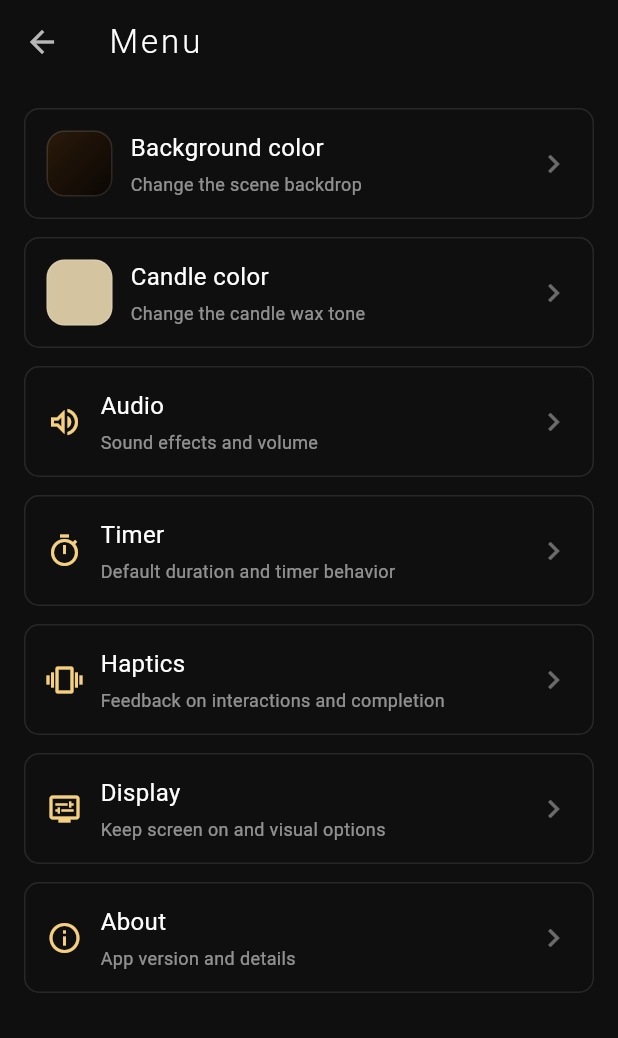
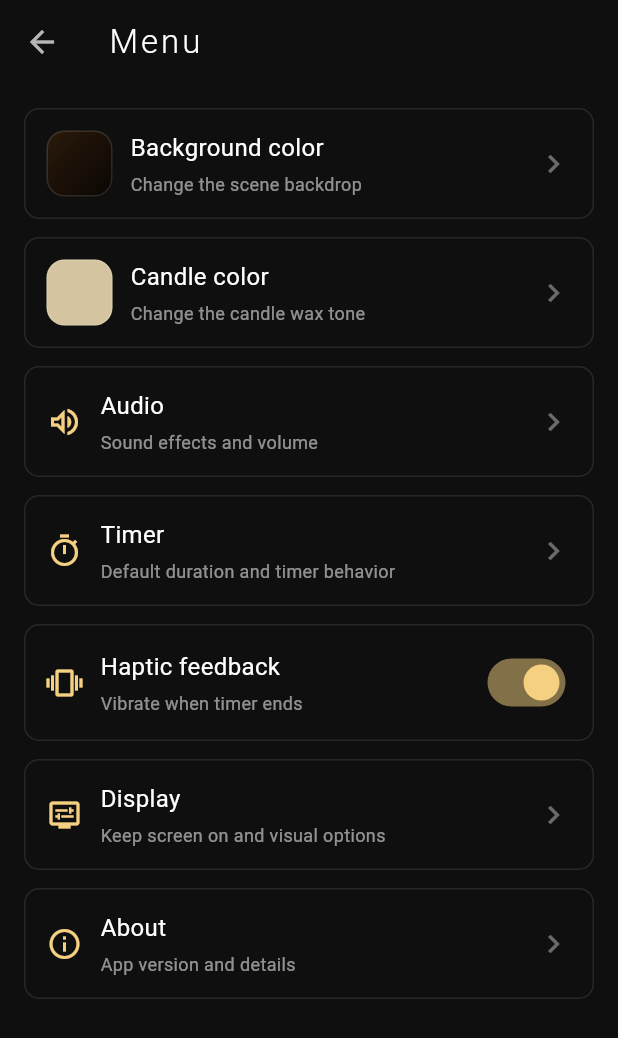
Before and after one commit to absiddik7/promo_timer, a Flutter app: the screen it shows after launch, after a tap on the "menu" icon, on a phone screen of 412 x 824 dp. Shown: the top 1038 px of the screen. Run offline on Flutter 3.47's test engine with Material 3 defaults, Android fonts, the phone set to English and light mode, and no system bars; our stand-ins replace flutter_svg, shared_preferences.

Commit message:
Bug fixed

```diff
--- a/lib/providers/timer_provider.dart
+++ b/lib/providers/timer_provider.dart
@@ -3,7 +3,7 @@ import 'dart:math';
 import 'package:flutter/foundation.dart';
 
 class TimerProvider extends ChangeNotifier {
-  static const List<int> presetsMinutes = [15, 25, 30, 45];
+  static const List<int> presetsMinutes = [1, 15, 25, 30, 45];
 
   int _selectedDurationMinutes = 25;
   DateTime? _timerStartTime;
--- a/lib/providers/visual_settings_provider.dart
+++ b/lib/providers/visual_settings_provider.dart
@@ -4,15 +4,18 @@ import 'package:shared_preferences/shared_preferences.dart';
 class VisualSettingsProvider extends ChangeNotifier {
   static const String _backgroundColorKey = 'demoBackgroundColor';
   static const String _candleColorKey = 'demoCandleColor';
+  static const String _hapticOnTimerEndKey = 'hapticOnTimerEnd';
 
   Color _backgroundInnerColor = const Color(0xFF2A1A0A);
   Color _backgroundOuterColor = const Color(0xFF0A0604);
   Color _candleBodyColor = const Color(0xFFD4C4A0);
+  bool _hapticOnTimerEnd = true;
   bool _isLoaded = false;
 
   Color get backgroundInnerColor => _backgroundInnerColor;
   Color get backgroundOuterColor => _backgroundOuterColor;
   Color get candleBodyColor => _candleBodyColor;
+  bool get hapticOnTimerEnd => _hapticOnTimerEnd;
 
   Future<void> load() async {
     if (_isLoaded) return;
@@ -27,6 +30,11 @@ class VisualSettingsProvider extends ChangeNotifier {
       _setCandleColor(Color(candleValue), persist: false, notify: false);
     }
 
+    final hapticValue = prefs.getBool(_hapticOnTimerEndKey);
+    if (hapticValue != null) {
+      _hapticOnTimerEnd = hapticValue;
+    }
+
     _isLoaded = true;
     notifyListeners();
   }
@@ -37,6 +45,14 @@ class VisualSettingsProvider extends ChangeNotifier {
 
   void setCandleColor(Color color) {
     _setCandleColor(color, persist: true, notify: true);
+  }
+
+  void setHapticOnTimerEnd(bool enabled) {
+    _hapticOnTimerEnd = enabled;
+    SharedPreferences.getInstance().then((prefs) {
+      prefs.setBool(_hapticOnTimerEndKey, enabled);
+    });
+    notifyListeners();
   }
 
   void _setBackgroundColor(
--- a/lib/screens/candle_screen.dart
+++ b/lib/screens/candle_screen.dart
@@ -24,8 +24,9 @@ double kBaseY = 607;
 double kCandleW = 86;
 double kFullH = 258;
 
+// Candle Strings
 final Paint _wickPaint = Paint()
-  ..color = const Color(0xFF261709)
+  ..color = Colors.white
   ..strokeWidth = 6.8
   ..strokeCap = StrokeCap.round
   ..style = PaintingStyle.stroke;
@@ -346,7 +347,11 @@ class _CandleScreenState extends State<CandleScreen>
   Color _candleBodyColor = const Color(0xFFD4C4A0);
 
   // Stands Positions
-  double get _standSize => (kCandleW * 1.1).clamp(120.0, 250.0);
+  double get _standSize {
+    final isNarrowPhone = _lastSize.width <= 390;
+    final minStand = isNarrowPhone ? 96.0 : 120.0;
+    return (kCandleW * 1.1).clamp(minStand, 250.0);
+  }
   double get _standTop => kBaseY - (_standSize * 0.19);
 
   void _updateDimensions(Size size) {
@@ -355,9 +360,24 @@ class _CandleScreenState extends State<CandleScreen>
     kW = size.width;
     kH = size.height;
     kCX = kW / 2;
-    kBaseY = kH * 0.70;
-    kCandleW = (kW * 0.24).clamp(70.0, 140.0);
-    kFullH = kCandleW * 3;
+    final isCompactScreen = kW < 360 || kH < 740;
+    final isNarrowPhone = kW <= 390;
+    final widthFactor = isCompactScreen
+      ? 0.21
+      : (isNarrowPhone ? 0.22 : 0.24);
+    final minCandleWidth = isCompactScreen
+      ? 58.0
+      : (isNarrowPhone ? 64.0 : 70.0);
+    kCandleW = (kW * widthFactor).clamp(minCandleWidth, 140.0);
+
+    // Keep the candle clear of bottom timer controls across phone sizes.
+    final bottomOverlayReserve = (kH * 0.35).clamp(270.0, 340.0);
+    final preferredBaseY = isNarrowPhone ? kH * 0.66 : kH * 0.70;
+    final maxBaseY = kH - bottomOverlayReserve;
+    kBaseY = min(preferredBaseY, maxBaseY).clamp(kH * 0.50, kH * 0.72);
+
+    final heightFactor = isCompactScreen ? 2.6 : 3.0;
+    kFullH = kCandleW * heightFactor;
     _staticDirty = true;
     _state.bodyDirty = true;
   }
@@ -622,6 +642,9 @@ class _CandleScreenState extends State<CandleScreen>
         _state.melt = 1.0;
         _state.blowOut();
         _state.bodyDirty = true;
+        if (_visualSettingsProvider.hapticOnTimerEnd) {
+          HapticFeedback.heavyImpact();
+        }
         if (_isFullscreen) {
           _pendingFullscreenExitAfterBlowout = true;
         }
--- a/lib/screens/settings_screen.dart
+++ b/lib/screens/settings_screen.dart
@@ -17,6 +17,16 @@ class _SettingsScreenState extends State<SettingsScreen> {
     _ColorPreset('Plum', Color(0xFF20111F)),
     _ColorPreset('Ink', Color(0xFF0A0604)),
     _ColorPreset('Slate', Color(0xFF17212B)),
+    _ColorPreset('Ocean Deep', Color(0xFF0B1E33)),
+    _ColorPreset('Emerald Room', Color(0xFF0F2A22)),
+    _ColorPreset('Burgundy', Color(0xFF2D1116)),
+    _ColorPreset('Midnight Teal', Color(0xFF10272B)),
+    _ColorPreset('Royal Navy', Color(0xFF111D3B)),
+    _ColorPreset('Chocolate', Color(0xFF2B1A13)),
+    _ColorPreset('Velvet Black', Color(0xFF080808)),
+    _ColorPreset('Champagne Noir', Color(0xFF1B1610)),
+    _ColorPreset('Sapphire Luxe', Color(0xFF101A39)),
+    _ColorPreset('Jade Noir', Color(0xFF12211A)),
   ];
 
   static const List<_ColorPreset> _candlePresets = [
@@ -26,6 +36,23 @@ class _SettingsScreenState extends State<SettingsScreen> {
     _ColorPreset('Sea Glass', Color(0xFF9CC7C2)),
     _ColorPreset('Lavender', Color(0xFFC6B1E3)),
     _ColorPreset('Sunset', Color(0xFFF0A061)),
+    _ColorPreset('Ivory Pearl', Color(0xFFF0E5CF)),
+    _ColorPreset('Champagne', Color(0xFFE5C98C)),
+    _ColorPreset('Amber Glow', Color(0xFFF2A34E)),
+    _ColorPreset('Coral Blush', Color(0xFFEE9B8C)),
+    _ColorPreset('Ruby Tint', Color(0xFFD17A7A)),
+    _ColorPreset('Sage Cream', Color(0xFFBFD1B0)),
+    _ColorPreset('Mint Frost', Color(0xFFC5E1D7)),
+    _ColorPreset('Sky Powder', Color(0xFFB9CDE9)),
+    _ColorPreset('Amethyst', Color(0xFFC9A8D8)),
+    _ColorPreset('Obsidian Gold', Color(0xFF7F6A3A)),
+    _ColorPreset('Platinum Wax', Color(0xFFD8D8D1)),
+    _ColorPreset('Bronze Luxe', Color(0xFFB78A55)),
+    _ColorPreset('Crimson Red', Color(0xFFC62828)),
+    _ColorPreset('Royal Blue', Color(0xFF1E40AF)),
+    _ColorPreset('Emerald Green', Color(0xFF0F8A5F)),
+    _ColorPreset('Deep Violet', Color(0xFF6D28D9)),
+    _ColorPreset('Carbon Black', Color(0xFF1F1F1F)),
   ];
 
   Future<void> _pickColor({
@@ -37,15 +64,19 @@ class _SettingsScreenState extends State<SettingsScreen> {
   }) async {
     final selected = await showModalBottomSheet<Color>(
       context: context,
+      isScrollControlled: true,
       backgroundColor: const Color(0xFF15100A),
       shape: const RoundedRectangleBorder(
         borderRadius: BorderRadius.vertical(top: Radius.circular(20)),
       ),
       builder: (context) {
-        return Padding(
+        return SafeArea(
+          top: false,
+          child: FractionallySizedBox(
+            heightFactor: 0.82,
+            child: Padding(
               padding: const EdgeInsets.fromLTRB(16, 14, 16, 20),
               child: Column(
-            mainAxisSize: MainAxisSize.min,
                 crossAxisAlignment: CrossAxisAlignment.start,
                 children: [
                   Text(
@@ -62,7 +93,9 @@ class _SettingsScreenState extends State<SettingsScreen> {
                     style: const TextStyle(color: Colors.white54, fontSize: 12),
                   ),
                   const SizedBox(height: 16),
-              Wrap(
+                  Expanded(
+                    child: SingleChildScrollView(
+                      child: Wrap(
                         spacing: 12,
                         runSpacing: 12,
                         children: presets.map((preset) {
@@ -107,6 +140,8 @@ class _SettingsScreenState extends State<SettingsScreen> {
                           );
                         }).toList(),
                       ),
+                    ),
+                  ),
                   const SizedBox(height: 14),
                   SizedBox(
                     width: double.infinity,
@@ -123,6 +158,8 @@ class _SettingsScreenState extends State<SettingsScreen> {
                   ),
                 ],
               ),
+            ),
+          ),
         );
       },
     );
@@ -138,6 +175,10 @@ class _SettingsScreenState extends State<SettingsScreen> {
 
   void _setCandleColor(Color color) {
     context.read<VisualSettingsProvider>().setCandleColor(color);
+  }
+
+  void _setHapticOnTimerEnd(bool enabled) {
+    context.read<VisualSettingsProvider>().setHapticOnTimerEnd(enabled);
   }
 
   @override
@@ -213,10 +254,12 @@ class _SettingsScreenState extends State<SettingsScreen> {
             icon: Icons.timer_outlined,
           ),
           const SizedBox(height: 12),
-          const _MenuCard(
-            title: 'Haptics',
-            subtitle: 'Feedback on interactions and completion',
+          _ToggleMenuCard(
+            title: 'Haptic feedback',
+            subtitle: 'Vibrate when timer ends',
             icon: Icons.vibration_outlined,
+            value: visualSettings.hapticOnTimerEnd,
+            onChanged: _setHapticOnTimerEnd,
           ),
           const SizedBox(height: 12),
           const _MenuCard(
@@ -325,3 +368,57 @@ class _ColorPreview extends StatelessWidget {
     );
   }
 }
+
+class _ToggleMenuCard extends StatelessWidget {
+  final String title;
+  final String subtitle;
+  final IconData icon;
+  final bool value;
+  final ValueChanged<bool> onChanged;
+
+  const _ToggleMenuCard({
+    required this.title,
+    required this.subtitle,
+    required this.icon,
+    required this.value,
+    required this.onChanged,
+  });
+
+  @override
+  Widget build(BuildContext context) {
+    return Container(
+      padding: const EdgeInsets.all(14),
+      decoration: BoxDecoration(
+        border: Border.all(color: Colors.white10),
+        borderRadius: BorderRadius.circular(10),
+      ),
+      child: Row(
+        children: [
+          Icon(icon, color: const Color(0xFFF5D080)),
+          const SizedBox(width: 12),
+          Expanded(
+            child: Column(
+              crossAxisAlignment: CrossAxisAlignment.start,
+              children: [
+                Text(
+                  title,
+                  style: const TextStyle(color: Colors.white, fontSize: 16),
+                ),
+                const SizedBox(height: 4),
+                Text(
+                  subtitle,
+                  style: const TextStyle(color: Colors.white54, fontSize: 12),
+                ),
+              ],
+            ),
+          ),
+          Switch.adaptive(
+            value: value,
+            activeColor: const Color(0xFFF5D080),
+            onChanged: onChanged,
+          ),
+        ],
+      ),
+    );
+  }
+}
```
Lines whose indentation alone changed are shown as unchanged.
